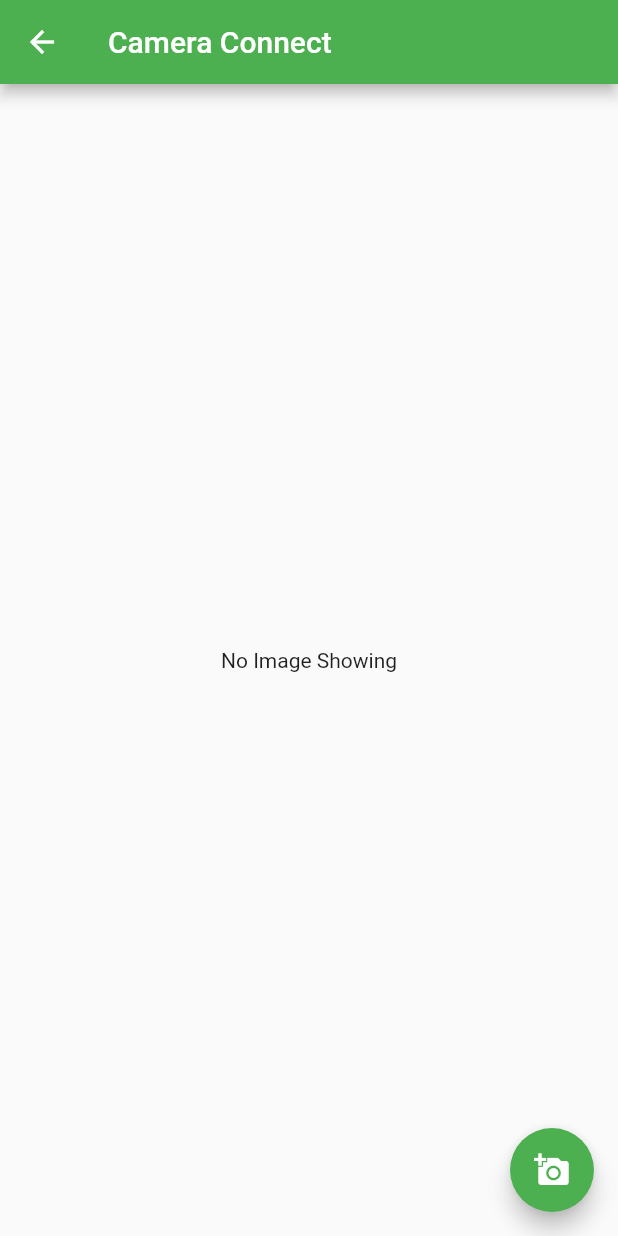
After one commit to oliveiragsg/flutter_app_pads00, a Flutter app: the AlbumScreen screen opened by its route, after a tap on the "add a photo" icon, on a phone screen of 412 x 824 dp. The commit adds this screen. Run offline on Flutter 3.47's test engine with Material 2 defaults, Android fonts, the phone set to English and light mode, and no system bars; our stand-ins replace audioplayers, camera, image_picker, like_button.

Commit message:
Adicionado o plgin Image Picker. Que lida melhor com a camera e possivelmente será possivel utilizar as fotos da galeria também.

```diff
--- a/lib/main.dart
+++ b/lib/main.dart
@@ -1,6 +1,7 @@
 import 'package:flutter/material.dart';
 import 'package:flutter_app_pads00/provider/users.dart';
 import 'package:flutter_app_pads00/routes/app_routes.dart';
+import 'package:flutter_app_pads00/views/albumScreen.dart';
 import 'package:flutter_app_pads00/views/bottomNavBar.dart';
 import 'package:flutter_app_pads00/views/cameraScreen.dart';
 import 'package:flutter_app_pads00/views/loginScreen.dart';
@@ -62,6 +63,7 @@ class MyApp extends StatelessWidget {
             AppRoutes.BOTNAVBAR : (_) => MyStatefulWidget(),
             AppRoutes.PARTNERS : (_) => PartnersScreen(),
             AppRoutes.CAMERA : (_) => TakePictureScreen(camera: camera),
+            AppRoutes.ALBUM : (_) => AlbumScreen(),
           },
       ),
     );
--- a/lib/routes/app_routes.dart
+++ b/lib/routes/app_routes.dart
@@ -12,4 +12,5 @@ class AppRoutes {
   static const BOTNAVBAR = "/botnavbar";
   static const PARTNERS = "/partners";
   static const CAMERA = "/camera";
+  static const ALBUM = "/album";
 }
--- /dev/null
+++ b/lib/views/albumScreen.dart
@@ -0,0 +1,47 @@
+import 'dart:io';
+
+import 'package:image_picker/image_picker.dart';
+import 'package:flutter/material.dart';
+
+class AlbumScreen extends StatefulWidget {
+  @override
+  _AlbumScreen createState() => _AlbumScreen();
+}
+
+class _AlbumScreen extends State<AlbumScreen> {
+  File image;
+  final picker = ImagePicker();
+
+  Future getImage() async {
+    final pickedFile = await picker.getImage(source: ImageSource.camera);
+
+    setState(() {
+      if (pickedFile != null) {
+        image = File(pickedFile.path);
+      } else {
+        print('No image selected.');
+      }
+    });
+  }
+
+
+  @override
+  Widget build(BuildContext context) {
+    return Scaffold(
+      appBar: AppBar(
+        title: Text('Camera Connect'),
+        backgroundColor: Colors.green,
+      ),
+      body: Center(
+        child: Container(
+          child: image == null ? Text('No Image Showing') : Image.file(image),
+        ),
+      ),
+      floatingActionButton: FloatingActionButton(
+        backgroundColor: Colors.green,
+        child: Icon(Icons.add_a_photo),
+        onPressed: getImage,
+      ),
+    );
+  }
+}
--- a/lib/views/profileScreen.dart
+++ b/lib/views/profileScreen.dart
@@ -98,7 +98,7 @@ class _profileScreenState extends State<profileScreen> {
                                 ],
                               ),
                               onPressed: () {
-                                print('Enviar para a galeria!!!');
+                                Navigator.of(context).pushNamed(AppRoutes.ALBUM);
                               },
                             ),
                           ],
--- a/pubspec.yaml
+++ b/pubspec.yaml
@@ -10,14 +10,14 @@ dependencies:
   flutter:
     sdk: flutter
   http:
+  audioplayers: ^0.17.0
   like_button: ^1.0.4
   camera:
   path_provider:
   path:
+  image_picker: ^0.6.7+14
+  cupertino_icons: ^0.1.3
 
-
-  cupertino_icons: ^0.1.3
-  audioplayers: ^0.16.1
   provider:
 
 dev_dependencies:
```
Also changed, not shown: pubspec.lock, 1 other file.
